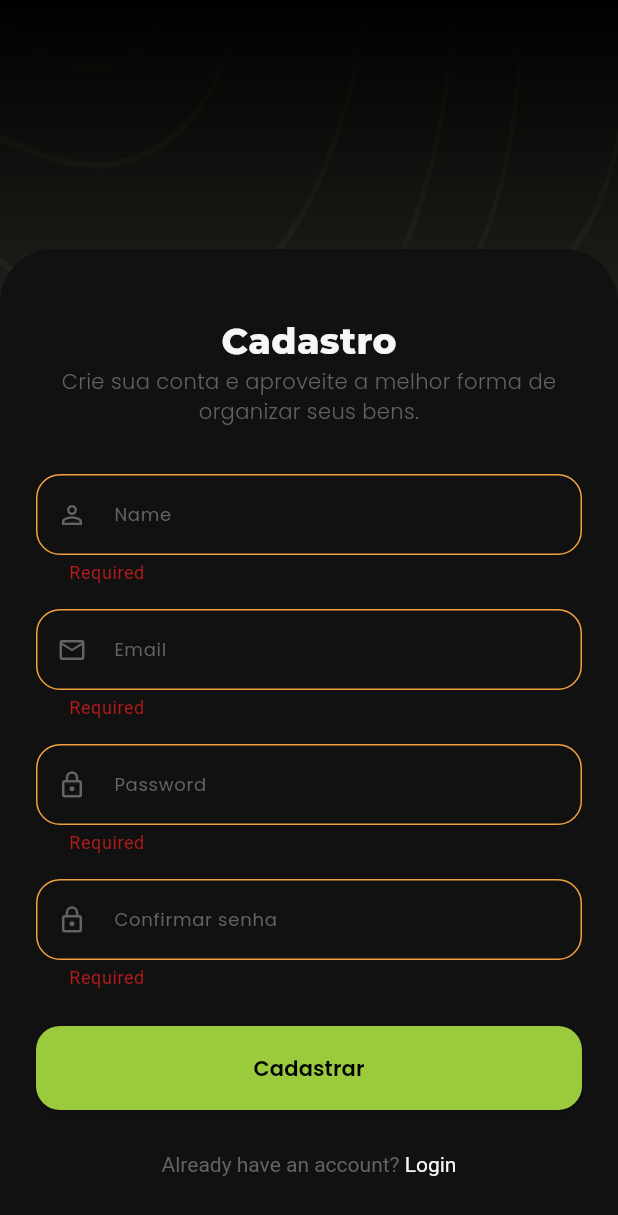
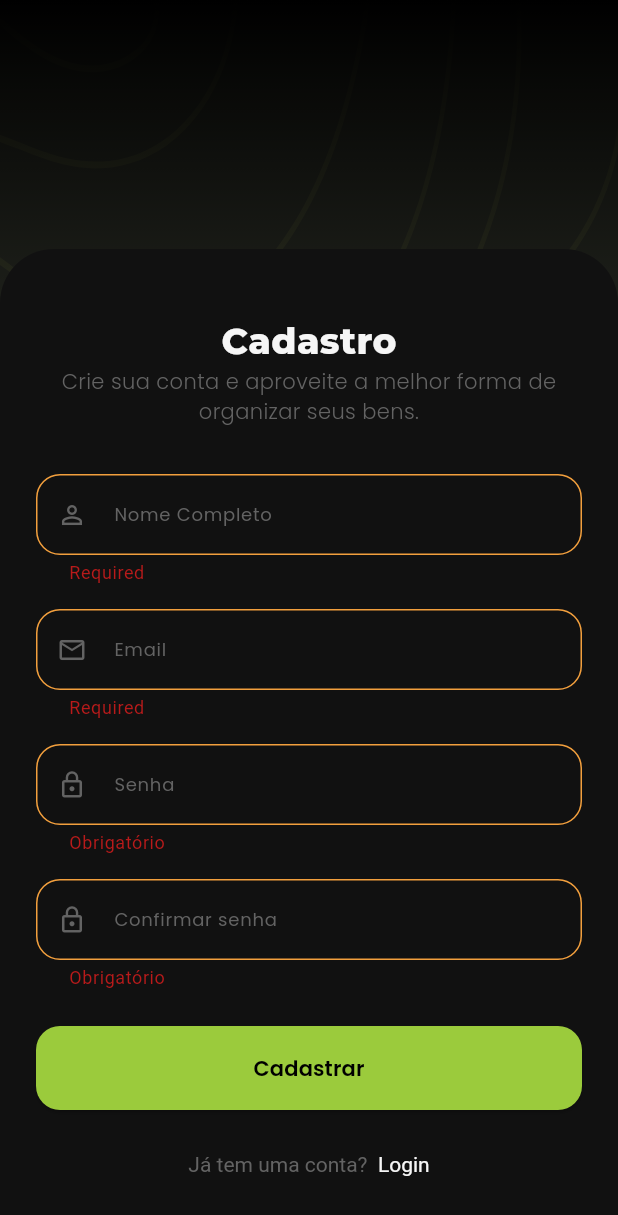
Before and after one commit to OtavioHo/circulari-app, a Flutter app: the RegisterPage screen opened by its route, after a tap on "Cadastrar", on a phone screen of 412 x 824 dp. Shown: the top 1215 px of the screen. Run offline on Flutter 3.47's test engine with Material 3 defaults, Android fonts, the phone set to English and light mode, and no system bars; our stand-ins replace camera, dio, flutter_bloc, flutter_secure_storage, flutter_svg, get_it and 3 more; accounts and stored records are empty.

Commit message:
feat: translate login and register page text to Portuguese

```diff
--- a/lib/features/auth/presentation/pages/login_page.dart
+++ b/lib/features/auth/presentation/pages/login_page.dart
@@ -156,11 +156,11 @@ class _Form extends StatelessWidget {
                 onPressed: () => context.push('/auth/register'),
                 child: RichText(
                   text: TextSpan(
-                    text: "Don't have an account? ",
+                    text: "Ainda não tem uma conta? ",
                     style: TextStyle(color: CirculariColorsTokens.greyscale600),
                     children: [
                       TextSpan(
-                        text: ' Register',
+                        text: 'Crie uma conta',
                         style: TextStyle(
                           color: CirculariColorsTokens.greyscale100,
                         ),
--- a/lib/features/auth/presentation/pages/register_page.dart
+++ b/lib/features/auth/presentation/pages/register_page.dart
@@ -114,7 +114,7 @@ class _Form extends StatelessWidget {
               ),
               const SizedBox(height: 32),
               CirculariAuthTextFormField(
-                label: 'Name',
+                label: 'Nome Completo',
                 controller: nameController,
                 textInputAction: TextInputAction.next,
                 prefixIcon: Icons.person_outline,
@@ -134,20 +134,20 @@ class _Form extends StatelessWidget {
                   final valid = RegExp(
                     r'^[a-zA-Z0-9._%+\-]+@[a-zA-Z0-9.\-]+\.[a-zA-Z]{2,}$',
                   ).hasMatch(email);
-                  if (!valid) return 'Enter a valid email';
+                  if (!valid) return 'Digite um email válido';
                   return null;
                 },
               ),
               const SizedBox(height: 16),
               CirculariAuthTextFormField(
-                label: 'Password',
+                label: 'Senha',
                 controller: passwordController,
                 obscureText: true,
                 textInputAction: TextInputAction.next,
                 prefixIcon: Icons.lock_outline,
                 validator: (v) {
-                  if (v == null || v.isEmpty) return 'Required';
-                  if (v.length < 8) return 'At least 8 characters';
+                  if (v == null || v.isEmpty) return 'Obrigatório';
+                  if (v.length < 8) return 'Pelo menos 8 caracteres';
                   return null;
                 },
               ),
@@ -160,8 +160,8 @@ class _Form extends StatelessWidget {
                 onFieldSubmitted: (_) => onSubmit(),
                 prefixIcon: Icons.lock_outline,
                 validator: (v) {
-                  if (v == null || v.isEmpty) return 'Required';
-                  if (v != passwordController.text) return 'Passwords do not match';
+                  if (v == null || v.isEmpty) return 'Obrigatório';
+                  if (v != passwordController.text) return 'As senhas não coincidem';
                   return null;
                 },
               ),
@@ -172,7 +172,7 @@ class _Form extends StatelessWidget {
                 onPressed: () => context.pop(),
                 child: RichText(
                   text: TextSpan(
-                    text: 'Already have an account?',
+                    text: 'Já tem uma conta? ',
                     style: TextStyle(color: CirculariColorsTokens.greyscale600),
                     children: [
                       TextSpan(
```
